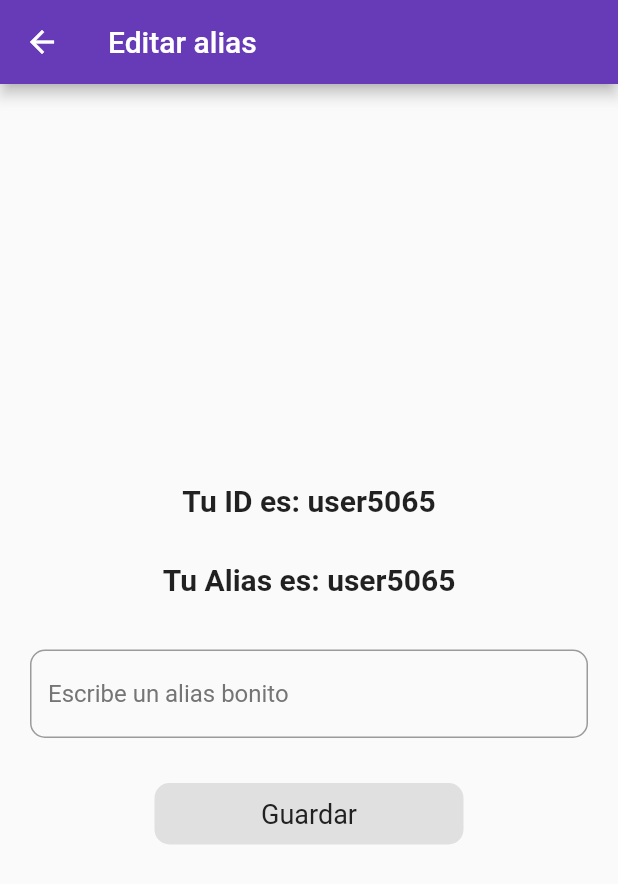
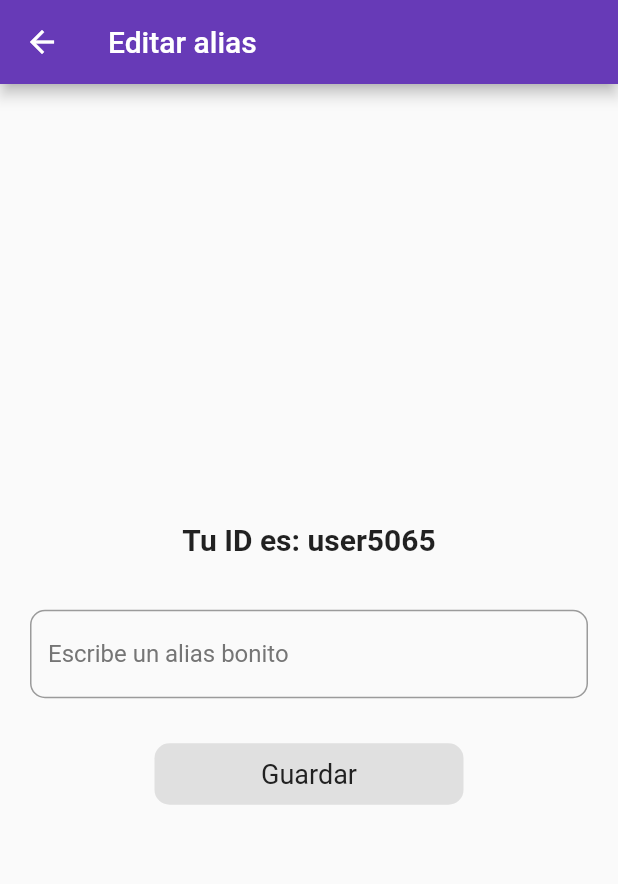
Before and after one commit to daniort/chatapp, a Flutter app: the screen it shows after launch, after a tap on "Soy nuevo", after a tap on the "edit" icon, on a phone screen of 412 x 824 dp. Shown: the top 884 px of the screen. Run offline on Flutter 3.47's test engine with Material 2 defaults, Android fonts, the phone set to English and light mode, and no system bars; our stand-ins replace firebase_database, font_awesome_flutter, shared_preferences; accounts and stored records are empty.

Commit message:
comment show alias

```diff
--- a/lib/pages/edit_page.dart
+++ b/lib/pages/edit_page.dart
@@ -26,11 +26,11 @@ class _EditPageState extends State<EditPage> {
             child: Text('Tu ID es: ' + _state.idname,
                 style: TextStyle(fontWeight: FontWeight.bold, fontSize: 20)),
           ),
-          Padding(
-            padding: const EdgeInsets.all(15.0),
-            child: Text('Tu Alias es: ' + _state.dataUser[0]['alias'],
-                style: TextStyle(fontWeight: FontWeight.bold, fontSize: 20)),
-          ),
+          // Padding(
+          //   padding: const EdgeInsets.all(15.0),
+          //   child: Text('Tu Alias es: ' + _state.dataUser[0]['alias'],
+          //       style: TextStyle(fontWeight: FontWeight.bold, fontSize: 20)),
+          // ),
           Padding(
             padding: const EdgeInsets.all(20.0),
             child: TextField(
```
